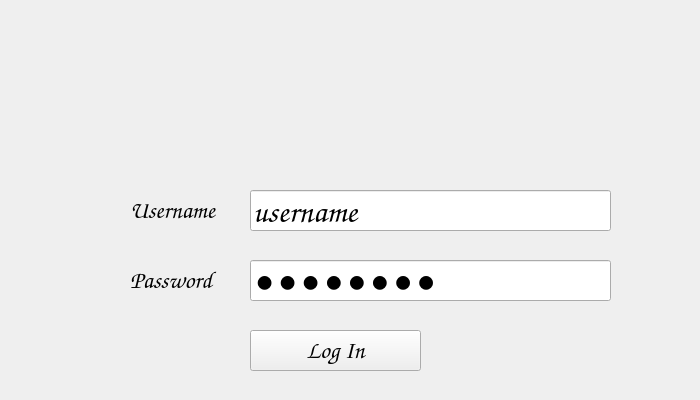
Frederick-Rive/CS106_LibrarySystem_GroupProject, file login.ui: the form before one commit.
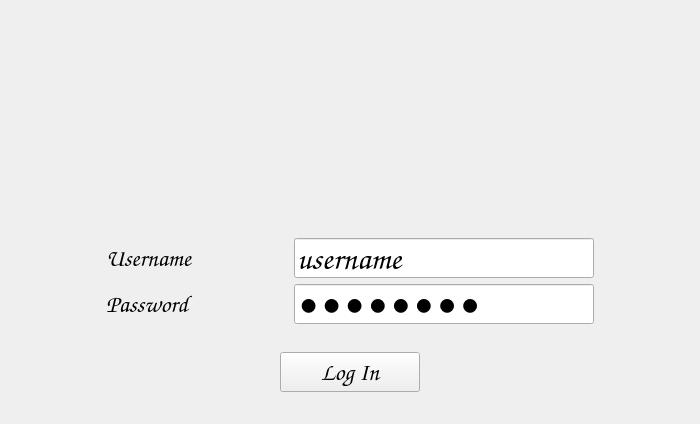
The form after the commit.

The edit to the form file:
```diff
--- a/login.ui
+++ b/login.ui
@@ -7,20 +7,129 @@
     <x>0</x>
     <y>0</y>
     <width>700</width>
-    <height>400</height>
+    <height>424</height>
    </rect>
   </property>
   <property name="windowTitle">
    <string>Form</string>
   </property>
+  <layout class="QVBoxLayout" name="verticalLayout">
+   <item>
+    <layout class="QHBoxLayout" name="horizontalLayout_3">
+     <item>
+      <spacer name="horizontalSpacer">
+       <property name="orientation">
+        <enum>Qt::Horizontal</enum>
+       </property>
+       <property name="sizeType">
+        <enum>QSizePolicy::Maximum</enum>
+       </property>
+       <property name="sizeHint" stdset="0">
+        <size>
+         <width>283</width>
+         <height>20</height>
+        </size>
+       </property>
+      </spacer>
+     </item>
+     <item>
+      <widget class="QLabel" name="logoLabel">
+       <property name="minimumSize">
+        <size>
+         <width>260</width>
+         <height>200</height>
+        </size>
+       </property>
+       <property name="text">
+        <string/>
+       </property>
+      </widget>
+     </item>
+     <item>
+      <spacer name="horizontalSpacer_2">
+       <property name="orientation">
+        <enum>Qt::Horizontal</enum>
+       </property>
+       <property name="sizeType">
+        <enum>QSizePolicy::Maximum</enum>
+       </property>
+       <property name="sizeHint" stdset="0">
+        <size>
+         <width>283</width>
+         <height>20</height>
+        </size>
+       </property>
+      </spacer>
+     </item>
+    </layout>
+   </item>
+   <item>
+    <spacer name="verticalSpacer_2">
+     <property name="orientation">
+      <enum>Qt::Vertical</enum>
+     </property>
+     <property name="sizeHint" stdset="0">
+      <size>
+       <width>20</width>
+       <height>40</height>
+      </size>
+     </property>
+    </spacer>
+   </item>
+   <item>
+    <layout class="QHBoxLayout" name="horizontalLayout_2">
+     <item>
+      <spacer name="horizontalSpacer_4">
+       <property name="orientation">
+        <enum>Qt::Horizontal</enum>
+       </property>
+       <property name="sizeHint" stdset="0">
+        <size>
+         <width>40</width>
+         <height>20</height>
+        </size>
+       </property>
+      </spacer>
+     </item>
+     <item>
+      <widget class="QLabel" name="label">
+       <property name="font">
+        <font>
+         <family>Comic Sans MS</family>
+         <pointsize>18</pointsize>
+        </font>
+       </property>
+       <property name="text">
+        <string>Username</string>
+       </property>
+      </widget>
+     </item>
+     <item>
+      <spacer name="horizontalSpacer_6">
+       <property name="orientation">
+        <enum>Qt::Horizontal</enum>
+       </property>
+       <property name="sizeHint" stdset="0">
+        <size>
+         <width>40</width>
+         <height>20</height>
+        </size>
+       </property>
+      </spacer>
+     </item>
+     <item>
   <widget class="QLineEdit" name="username_LineEdit">
-   <property name="geometry">
-    <rect>
-     <x>250</x>
-     <y>190</y>
-     <width>361</width>
-     <height>41</height>
-    </rect>
+       <property name="minimumSize">
+        <size>
+         <width>300</width>
+         <height>40</height>
+        </size>
+       </property>
+       <property name="maximumSize">
+        <size>
+         <width>300</width>
+         <height>40</height>
+        </size>
    </property>
    <property name="font">
     <font>
@@ -32,14 +141,76 @@
     <string>username</string>
    </property>
   </widget>
+     </item>
+     <item>
+      <spacer name="horizontalSpacer_7">
+       <property name="orientation">
+        <enum>Qt::Horizontal</enum>
+       </property>
+       <property name="sizeHint" stdset="0">
+        <size>
+         <width>40</width>
+         <height>20</height>
+        </size>
+       </property>
+      </spacer>
+     </item>
+    </layout>
+   </item>
+   <item>
+    <layout class="QHBoxLayout" name="horizontalLayout">
+     <item>
+      <spacer name="horizontalSpacer_5">
+       <property name="orientation">
+        <enum>Qt::Horizontal</enum>
+       </property>
+       <property name="sizeHint" stdset="0">
+        <size>
+         <width>40</width>
+         <height>20</height>
+        </size>
+       </property>
+      </spacer>
+     </item>
+     <item>
+      <widget class="QLabel" name="label_2">
+       <property name="font">
+        <font>
+         <family>Comic Sans MS</family>
+         <pointsize>18</pointsize>
+        </font>
+       </property>
+       <property name="text">
+        <string>Password</string>
+       </property>
+      </widget>
+     </item>
+     <item>
+      <spacer name="horizontalSpacer_3">
+       <property name="orientation">
+        <enum>Qt::Horizontal</enum>
+       </property>
+       <property name="sizeHint" stdset="0">
+        <size>
+         <width>40</width>
+         <height>20</height>
+        </size>
+       </property>
+      </spacer>
+     </item>
+     <item>
   <widget class="QLineEdit" name="password_LineEdit">
-   <property name="geometry">
-    <rect>
-     <x>250</x>
-     <y>260</y>
-     <width>361</width>
-     <height>41</height>
-    </rect>
+       <property name="minimumSize">
+        <size>
+         <width>300</width>
+         <height>40</height>
+        </size>
+       </property>
+       <property name="maximumSize">
+        <size>
+         <width>300</width>
+         <height>40</height>
+        </size>
    </property>
    <property name="font">
     <font>
@@ -54,52 +225,50 @@
     <enum>QLineEdit::Password</enum>
    </property>
   </widget>
-  <widget class="QLabel" name="label">
-   <property name="geometry">
-    <rect>
-     <x>130</x>
-     <y>190</y>
-     <width>111</width>
-     <height>41</height>
-    </rect>
-   </property>
-   <property name="font">
-    <font>
-     <family>Comic Sans MS</family>
-     <pointsize>18</pointsize>
-    </font>
-   </property>
-   <property name="text">
-    <string>Username</string>
-   </property>
-  </widget>
-  <widget class="QLabel" name="label_2">
-   <property name="geometry">
-    <rect>
-     <x>130</x>
-     <y>260</y>
-     <width>111</width>
-     <height>41</height>
-    </rect>
-   </property>
-   <property name="font">
-    <font>
-     <family>Comic Sans MS</family>
-     <pointsize>18</pointsize>
-    </font>
-   </property>
-   <property name="text">
-    <string>Password</string>
-   </property>
-  </widget>
+     </item>
+     <item>
+      <spacer name="horizontalSpacer_8">
+       <property name="orientation">
+        <enum>Qt::Horizontal</enum>
+       </property>
+       <property name="sizeHint" stdset="0">
+        <size>
+         <width>40</width>
+         <height>20</height>
+        </size>
+       </property>
+      </spacer>
+     </item>
+    </layout>
+   </item>
+   <item>
+    <spacer name="verticalSpacer">
+     <property name="orientation">
+      <enum>Qt::Vertical</enum>
+     </property>
+     <property name="sizeHint" stdset="0">
+      <size>
+       <width>20</width>
+       <height>40</height>
+      </size>
+     </property>
+    </spacer>
+   </item>
+   <item>
+    <layout class="QHBoxLayout" name="horizontalLayout_4">
+     <item>
   <widget class="QPushButton" name="pushButton">
-   <property name="geometry">
-    <rect>
-     <x>250</x>
-     <y>330</y>
-     <width>171</width>
-     <height>41</height>
-    </rect>
+       <property name="minimumSize">
+        <size>
+         <width>140</width>
+         <height>40</height>
+        </size>
+       </property>
+       <property name="maximumSize">
+        <size>
+         <width>140</width>
+         <height>40</height>
+        </size>
    </property>
    <property name="font">
     <font>
@@ -111,19 +280,23 @@
     <string>Log In</string>
    </property>
   </widget>
-  <widget class="QLabel" name="logoLabel">
-   <property name="geometry">
-    <rect>
-     <x>260</x>
-     <y>40</y>
-     <width>200</width>
-     <height>120</height>
-    </rect>
-   </property>
-   <property name="text">
-    <string/>
-   </property>
-  </widget>
+     </item>
+    </layout>
+   </item>
+   <item>
+    <spacer name="verticalSpacer_3">
+     <property name="orientation">
+      <enum>Qt::Vertical</enum>
+     </property>
+     <property name="sizeHint" stdset="0">
+      <size>
+       <width>20</width>
+       <height>40</height>
+      </size>
+     </property>
+    </spacer>
+   </item>
+  </layout>
  </widget>
  <resources/>
  <connections/>
```
Lines whose indentation alone changed are shown as unchanged.
